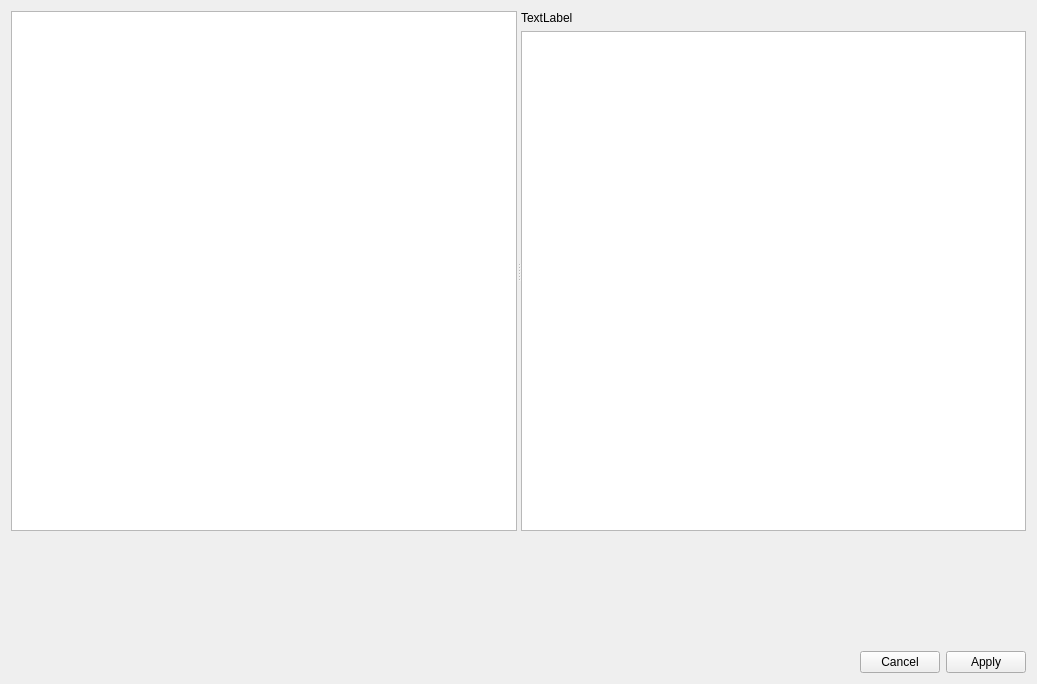
This is som_gui/module/modelcheck_window/qt/Widget.ui in c-mellueh/SOM-Toolkit as Qt 5 draws it before an edit. The edited form follows.
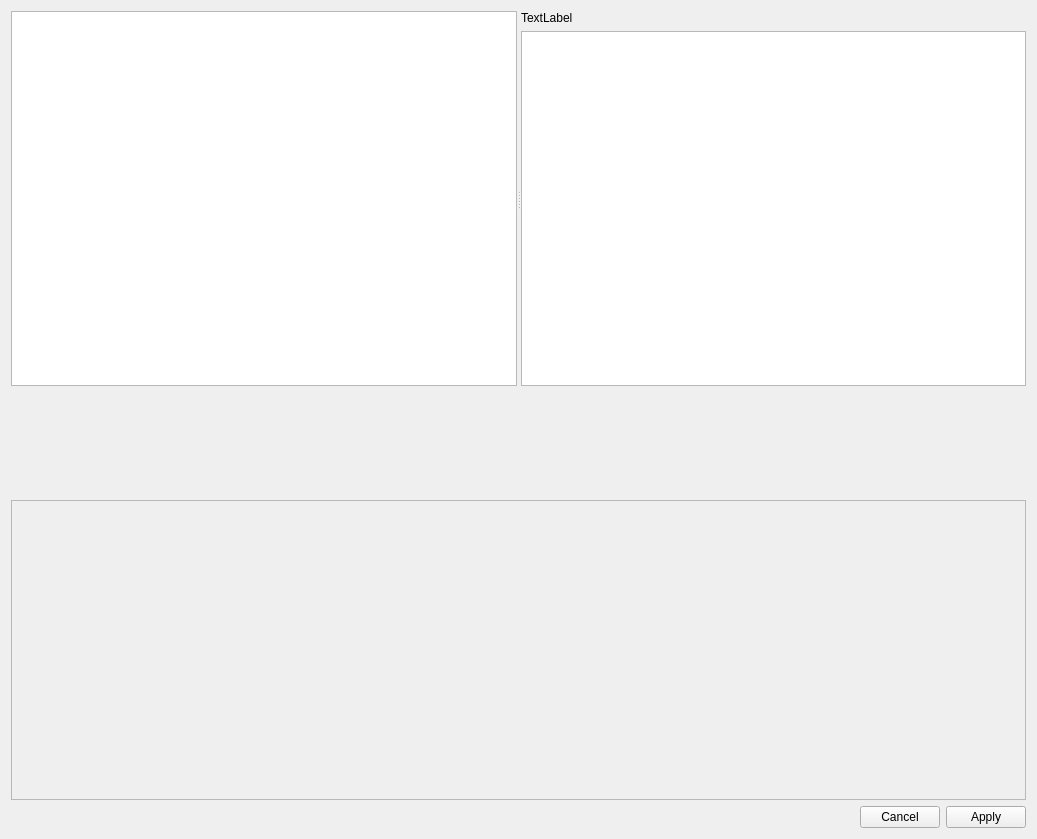
This is the edited form. Custom widgets are drawn as their Qt base class.

Diff of the .ui file:
```diff
--- a/som_gui/module/modelcheck_window/qt/Widget.ui
+++ b/som_gui/module/modelcheck_window/qt/Widget.ui
@@ -7,7 +7,7 @@
                 <x>0</x>
                 <y>0</y>
                 <width>1037</width>
-                <height>684</height>
+    <height>839</height>
             </rect>
         </property>
         <property name="windowTitle">
@@ -87,7 +87,46 @@
                 </widget>
             </item>
             <item>
-                <widget class="Progressbar" name="widget_progress_bar" native="true"/>
+    <widget class="QScrollArea" name="scroll_area_progress_bar">
+     <property name="sizePolicy">
+      <sizepolicy hsizetype="Expanding" vsizetype="Expanding">
+       <horstretch>0</horstretch>
+       <verstretch>1</verstretch>
+      </sizepolicy>
+     </property>
+     <property name="maximumSize">
+      <size>
+       <width>16777215</width>
+       <height>300</height>
+      </size>
+     </property>
+     <property name="verticalScrollBarPolicy">
+      <enum>Qt::ScrollBarPolicy::ScrollBarAsNeeded</enum>
+     </property>
+     <property name="horizontalScrollBarPolicy">
+      <enum>Qt::ScrollBarPolicy::ScrollBarAlwaysOff</enum>
+     </property>
+     <property name="widgetResizable">
+      <bool>true</bool>
+     </property>
+     <widget class="QWidget" name="scrollAreaWidgetContents">
+      <property name="geometry">
+       <rect>
+        <x>0</x>
+        <y>0</y>
+        <width>1017</width>
+        <height>298</height>
+       </rect>
+      </property>
+      <property name="sizePolicy">
+       <sizepolicy hsizetype="MinimumExpanding" vsizetype="Preferred">
+        <horstretch>0</horstretch>
+        <verstretch>0</verstretch>
+       </sizepolicy>
+      </property>
+      <layout class="QVBoxLayout" name="verticalLayout_3"/>
+     </widget>
+    </widget>
             </item>
             <item>
                 <widget class="QDialogButtonBox" name="buttonBox">
@@ -124,12 +163,6 @@
             <header>som_gui.module.util.ui</header>
             <container>1</container>
         </customwidget>
-        <customwidget>
-            <class>Progressbar</class>
-            <extends>QWidget</extends>
-            <header>som_gui.module.util.ui</header>
-            <container>1</container>
-        </customwidget>
     </customwidgets>
     <resources/>
     <connections/>
```
Lines whose indentation alone changed are shown as unchanged.
